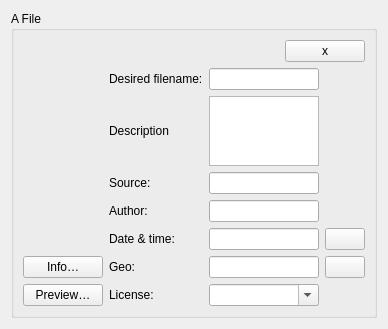
The window that commonsimgwidget.ui (Athantor/imup) describes before a commit, drawn with Qt 5.
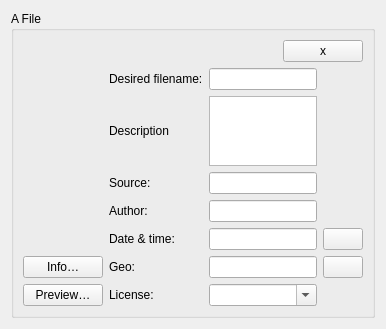
The same window after the commit.

Commit message: * File loading now has progress dialog and can be canceled * some ui work

The edit to the form file:
```diff
--- a/commonsimgwidget.ui
+++ b/commonsimgwidget.ui
@@ -6,8 +6,8 @@
    <rect>
     <x>0</x>
     <y>0</y>
-    <width>388</width>
-    <height>307</height>
+    <width>386</width>
+    <height>305</height>
    </rect>
   </property>
   <property name="windowTitle">
@@ -19,9 +19,6 @@
      <property name="title">
       <string>A File</string>
      </property>
-     <property name="checkable">
-      <bool>false</bool>
-     </property>
      <property name="checked">
       <bool>false</bool>
      </property>
```
The commit also changes 6 other files.
